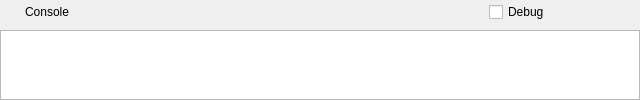
Above: logger.ui from piti-diablotin/qAgate before the change. Below: the same form after it.
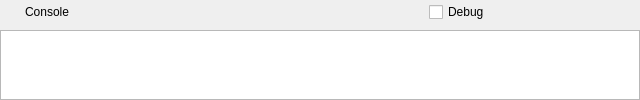
That is the form after the change. Icons and pictures are not drawn.

Commit message: - Add copy icon to logger for copy to clipboard the console text - Add trash icon to logger to empty the console - Construct the mendeleev table - Finish the Settings tab (still need to move 3 display tool button)

```diff
--- a/logger.ui
+++ b/logger.ui
@@ -105,7 +105,7 @@
       <item>
        <widget class="QLabel" name="console">
         <property name="sizePolicy">
-         <sizepolicy hsizetype="Expanding" vsizetype="Preferred">
+         <sizepolicy hsizetype="Minimum" vsizetype="Preferred">
           <horstretch>0</horstretch>
           <verstretch>0</verstretch>
          </sizepolicy>
@@ -121,6 +121,19 @@
         </property>
        </widget>
       </item>
+      <item>
+       <spacer name="horizontalSpacer">
+        <property name="orientation">
+         <enum>Qt::Horizontal</enum>
+        </property>
+        <property name="sizeHint" stdset="0">
+         <size>
+          <width>40</width>
+          <height>20</height>
+         </size>
+        </property>
+       </spacer>
+      </item>
       <item>
        <widget class="QCheckBox" name="debug">
         <property name="toolTip">
@@ -137,6 +150,58 @@
         </property>
        </widget>
       </item>
+      <item>
+       <widget class="QToolButton" name="trash">
+        <property name="toolTip">
+         <string>Clear console</string>
+        </property>
+        <property name="statusTip">
+         <string>Clear console</string>
+        </property>
+        <property name="whatsThis">
+         <string>Clear console</string>
+        </property>
+        <property name="text">
+         <string/>
+        </property>
+        <property name="icon">
+         <iconset resource="qagate.qrc">
+          <normaloff>:/logger/icons/trash-2.svg</normaloff>:/logger/icons/trash-2.svg</iconset>
+        </property>
+        <property name="shortcut">
+         <string>Ctrl+Alt+C</string>
+        </property>
+        <property name="autoRaise">
+         <bool>true</bool>
+        </property>
+       </widget>
+      </item>
+      <item>
+       <widget class="QToolButton" name="copy">
+        <property name="toolTip">
+         <string>Copy content to clipboard</string>
+        </property>
+        <property name="statusTip">
+         <string>Copy content to clipboard</string>
+        </property>
+        <property name="whatsThis">
+         <string>Copy content to clipboard</string>
+        </property>
+        <property name="text">
+         <string/>
+        </property>
+        <property name="icon">
+         <iconset resource="qagate.qrc">
+          <normaloff>:/logger/icons/copy.svg</normaloff>:/logger/icons/copy.svg</iconset>
+        </property>
+        <property name="shortcut">
+         <string>Ctrl+Shift+C</string>
+        </property>
+        <property name="autoRaise">
+         <bool>true</bool>
+        </property>
+       </widget>
+      </item>
       <item>
        <widget class="QLabel" name="info">
         <property name="minimumSize">
```
Left out of the diff: 4 changed lines with no effect on the pictures. The commit also changes 24 other files.
